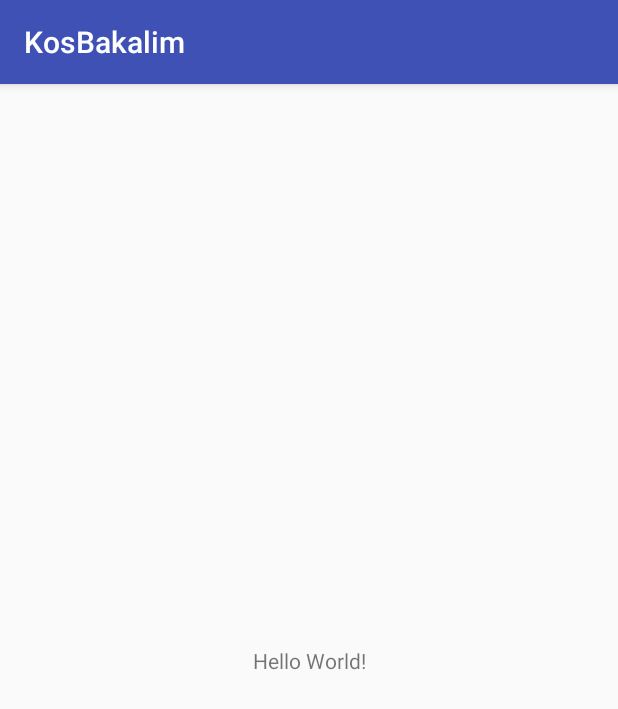
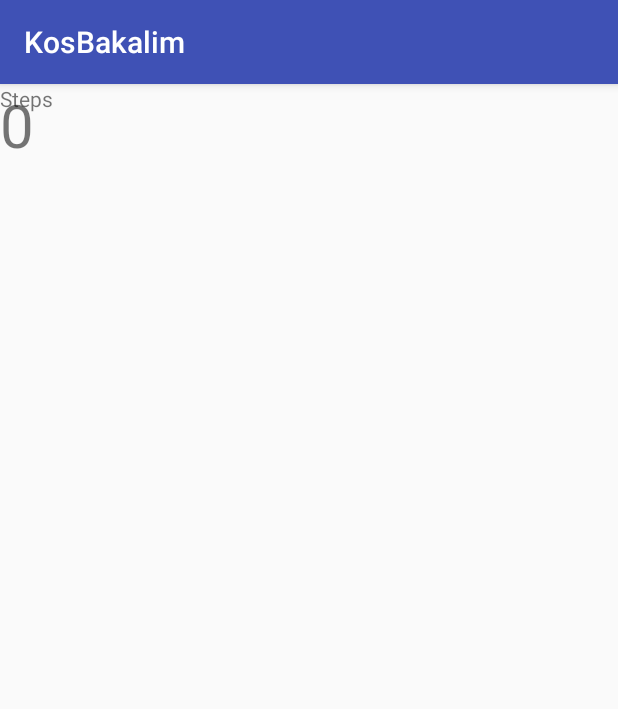
Before and after one commit to ZE0TRON/KosBakalim, an Android app: the screen it shows after launch (MainActivity), on a phone screen of 412 x 824 dp. Shown: the top 709 px of the screen. Run offline under Robolectric (Android 15) with nearby library versions, the phone set to English and light mode, and no system bars.

Commit message:
Added very very simple step counter

```diff
--- a/mobile/src/main/java/com/kosutakimi/kosbakalim/MainActivity.java
+++ b/mobile/src/main/java/com/kosutakimi/kosbakalim/MainActivity.java
@@ -1,13 +1,59 @@
 package com.kosutakimi.kosbakalim;
 
+import android.content.Context;
+import android.hardware.Sensor;
+import android.hardware.SensorEvent;
+import android.hardware.SensorEventListener;
+import android.hardware.SensorManager;
 import android.support.v7.app.AppCompatActivity;
 import android.os.Bundle;
+import android.widget.TextView;
+import android.widget.Toast;
 
-public class MainActivity extends AppCompatActivity {
+public class MainActivity extends AppCompatActivity implements SensorEventListener {
+
+    TextView steps;
+    SensorManager sensorManager;
+    boolean running = false;
+
 
     @Override
     protected void onCreate(Bundle savedInstanceState) {
         super.onCreate(savedInstanceState);
         setContentView(R.layout.activity_main);
+        steps = (TextView) findViewById(R.id.steps);
+        sensorManager = (SensorManager) getSystemService(Context.SENSOR_SERVICE);
+    }
+
+    @Override
+    protected void onResume() {
+        super.onResume();
+        running = true;
+        Sensor countSensor = sensorManager.getDefaultSensor(Sensor.TYPE_STEP_COUNTER);
+        if(countSensor != null){
+            sensorManager.registerListener(this, countSensor, SensorManager.SENSOR_DELAY_UI);// CHECK THESE DELAYS
+        } else {
+            Toast.makeText(this, "Sensor not found", Toast.LENGTH_SHORT).show();
+        }
+    }
+
+    @Override
+    protected void onPause() {
+        super.onPause();
+        running = false;
+        //Stopping command
+        //sensorManager.unregisterListener(this);
+    }
+
+    @Override
+    public void onSensorChanged(SensorEvent event) {
+        if(running){
+            steps.setText(String.valueOf(event.values[0]));
+        }
+    }
+
+    @Override
+    public void onAccuracyChanged(Sensor sensor, int accuracy) {
+
     }
 }
--- a/mobile/src/main/java/com/kosutakimi/kosbakalim/SensorAPI.java
+++ /dev/null
@@ -1,8 +0,0 @@
-package com.kosutakimi.kosbakalim;
-
-/**
- * Created by Oguz on 4/23/2017.
- */
-
-public class SensorAPI {
-}
--- a/mobile/src/main/res/layout/activity_main.xml
+++ b/mobile/src/main/res/layout/activity_main.xml
@@ -7,12 +7,21 @@
     tools:context="com.kosutakimi.kosbakalim.MainActivity">
 
     <TextView
+        android:id="@+id/info"
         android:layout_width="wrap_content"
         android:layout_height="wrap_content"
-        android:text="Hello World!"
-        app:layout_constraintBottom_toBottomOf="parent"
-        app:layout_constraintLeft_toLeftOf="parent"
-        app:layout_constraintRight_toRightOf="parent"
-        app:layout_constraintTop_toTopOf="parent" />
+        android:text="Steps"
+        tools:layout_editor_absoluteX="163dp"
+        tools:layout_editor_absoluteY="247dp" />
+
+    <TextView
+        android:id="@+id/steps"
+        android:layout_width="wrap_content"
+        android:layout_height="wrap_content"
+        android:textSize="40dp"
+        android:text="0"
+        android:layout_margin="10dp"
+        tools:layout_editor_absoluteY="264dp"
+        tools:layout_editor_absoluteX="163dp" />
 
 </android.support.constraint.ConstraintLayout>
```
